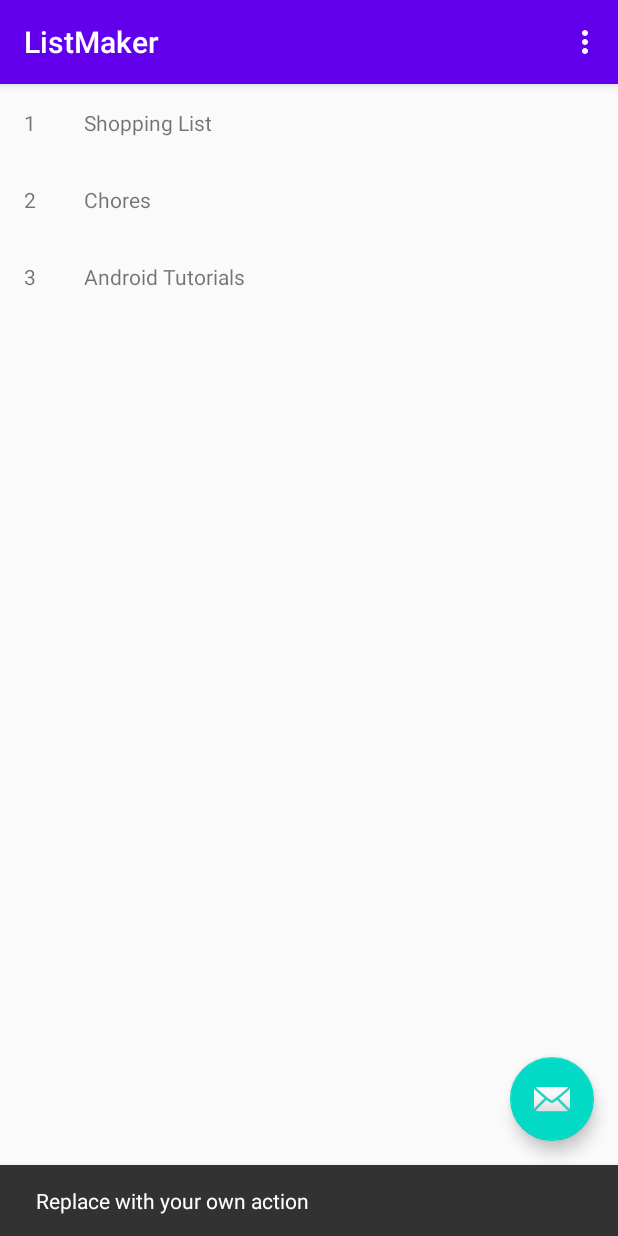
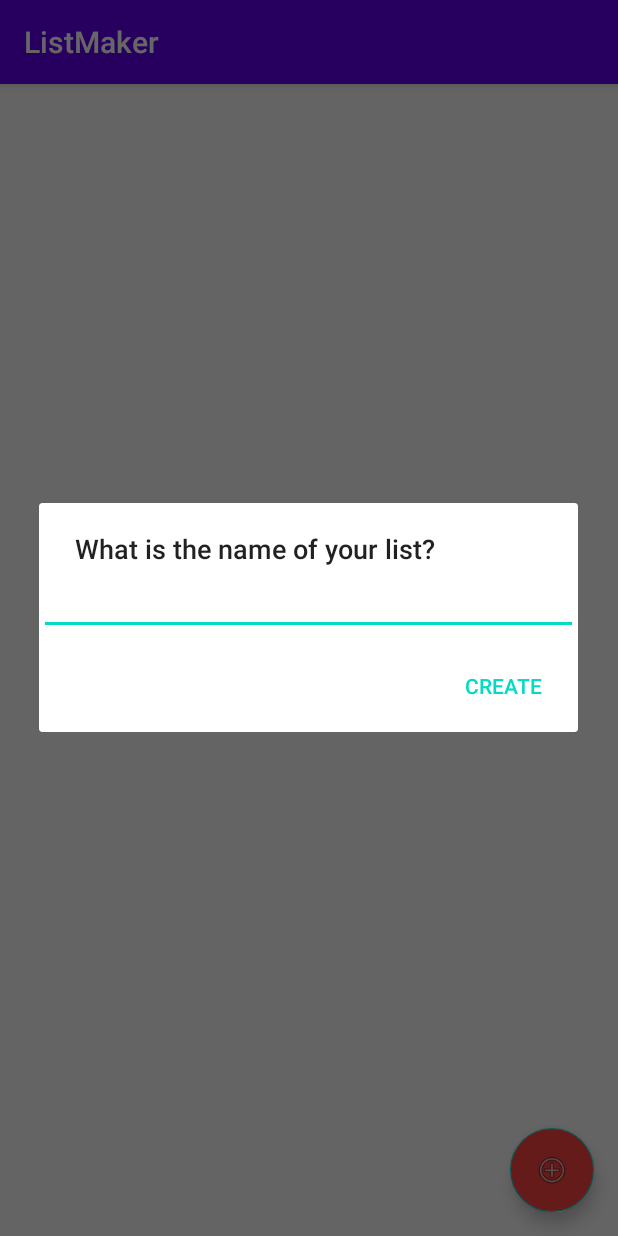
Before and after one commit to quocnb/Android-Apprentice, an Android app: the screen it shows after launch (MainActivity), after a tap on an icon or button, on a phone screen of 412 x 824 dp. Run offline under Robolectric (Android 15) with nearby library versions, the phone set to English and light mode, and no system bars.

Commit message:
Chapter 08: SharedPreferences

```diff
--- /dev/null
+++ b/ListMaker/app/src/main/java/com/quocnb/listmaker/ListDataManager.kt
@@ -0,0 +1,24 @@
+package com.quocnb.listmaker
+
+import android.content.Context
+import android.preference.PreferenceManager
+
+class ListDataManager(val context: Context) {
+    fun saveList(list: TaskList) {
+        val sharedPreferences = PreferenceManager.getDefaultSharedPreferences(context).edit()
+        sharedPreferences.putStringSet(list.name, list.tasks.toHashSet())
+        sharedPreferences.apply()
+    }
+
+    fun readList(): ArrayList<TaskList> {
+        val sharedPreferences = PreferenceManager.getDefaultSharedPreferences(context)
+        val sharedPreferenceContents = sharedPreferences.all
+        val taskLists = ArrayList<TaskList>()
+        for (taskList in sharedPreferenceContents) {
+            val itemsHashSet = taskList.value as HashSet<String>
+            val list = TaskList(taskList.key, ArrayList(itemsHashSet))
+            taskLists.add(list)
+        }
+        return taskLists
+    }
+}
--- a/ListMaker/app/src/main/java/com/quocnb/listmaker/ListSelectionRecyclerViewAdapter.kt
+++ b/ListMaker/app/src/main/java/com/quocnb/listmaker/ListSelectionRecyclerViewAdapter.kt
@@ -4,9 +4,7 @@ import android.view.LayoutInflater
 import android.view.ViewGroup
 import androidx.recyclerview.widget.RecyclerView
 
-class ListSelectionRecyclerViewAdapter: RecyclerView.Adapter<ListSelectionViewHolder>() {
-
-    private val listTitles = arrayOf("Shopping List", "Chores", "Android Tutorials")
+class ListSelectionRecyclerViewAdapter(val lists: ArrayList<TaskList>): RecyclerView.Adapter<ListSelectionViewHolder>() {
 
     override fun onCreateViewHolder(parent: ViewGroup, viewType: Int): ListSelectionViewHolder {
         val view = LayoutInflater.from(parent.context).inflate(
@@ -18,11 +16,16 @@ class ListSelectionRecyclerViewAdapter: RecyclerView.Adapter<ListSelectionViewHo
      }
 
     override fun getItemCount(): Int {
-        return listTitles.size
+        return lists.size
     }
 
     override fun onBindViewHolder(holder: ListSelectionViewHolder, position: Int) {
             holder.listPosition.text = (position + 1).toString()
-            holder.listTitle.text = listTitles[position]
+            holder.listTitle.text = lists[position].name
+    }
+
+    fun addList(list: TaskList) {
+        lists.add(list)
+        notifyDataSetChanged()
     }
 }
--- a/ListMaker/app/src/main/java/com/quocnb/listmaker/MainActivity.kt
+++ b/ListMaker/app/src/main/java/com/quocnb/listmaker/MainActivity.kt
@@ -1,10 +1,13 @@
  package com.quocnb.listmaker
 
 import android.os.Bundle
+import android.text.InputType
 import com.google.android.material.snackbar.Snackbar
 import androidx.appcompat.app.AppCompatActivity
 import android.view.Menu
 import android.view.MenuItem
+import android.widget.EditText
+import androidx.appcompat.app.AlertDialog
 import androidx.recyclerview.widget.LinearLayoutManager
 import androidx.recyclerview.widget.RecyclerView
 
@@ -13,19 +16,20 @@ import kotlinx.android.synthetic.main.activity_main.*
 class MainActivity : AppCompatActivity() {
 
     lateinit var listRecyclerView: RecyclerView
+    val listDataManager = ListDataManager(this)
 
     override fun onCreate(savedInstanceState: Bundle?) {
         super.onCreate(savedInstanceState)
         setContentView(R.layout.activity_main)
         setSupportActionBar(toolbar)
 
+        val lists = listDataManager.readList()
         listRecyclerView = findViewById(R.id.A01_list_recyclerview)
-        listRecyclerView.adapter = ListSelectionRecyclerViewAdapter()
+        listRecyclerView.adapter = ListSelectionRecyclerViewAdapter(lists)
         listRecyclerView.layoutManager = LinearLayoutManager(this)
 
-        fab.setOnClickListener { view ->
-            Snackbar.make(view, "Replace with your own action", Snackbar.LENGTH_LONG)
-                    .setAction("Action", null).show()
+        fab.setOnClickListener { _ ->
+            showCreateListDialog()
         }
     }
 
@@ -35,13 +39,21 @@ class MainActivity : AppCompatActivity() {
         return true
     }
 
-    override fun onOptionsItemSelected(item: MenuItem): Boolean {
-        // Handle action bar item clicks here. The action bar will
-        // automatically handle clicks on the Home/Up button, so long
-        // as you specify a parent activity in AndroidManifest.xml.
-        return when (item.itemId) {
-            R.id.action_settings -> true
-            else -> super.onOptionsItemSelected(item)
+    private fun showCreateListDialog() {
+        val dialogTitle = getString(R.string.A01_name_of_list)
+        val positiveButtonTitle = getString(R.string.A01_create_list)
+        val builder = AlertDialog.Builder(this)
+        val listTitleEditText = EditText(this)
+        listTitleEditText.inputType = InputType.TYPE_CLASS_TEXT
+        builder.setTitle(dialogTitle)
+        builder.setView(listTitleEditText)
+        builder.setPositiveButton(positiveButtonTitle) { dialog, _ ->
+            val list = TaskList(listTitleEditText.text.toString())
+            listDataManager.saveList(list)
+            val recyclerAdapter = listRecyclerView.adapter as ListSelectionRecyclerViewAdapter
+            recyclerAdapter.addList(list)
+            dialog.dismiss()
         }
+        builder.create().show()
     }
 }
--- /dev/null
+++ b/ListMaker/app/src/main/java/com/quocnb/listmaker/TaskList.kt
@@ -0,0 +1,4 @@
+package com.quocnb.listmaker
+
+class TaskList(val name: String, val tasks: ArrayList<String> = ArrayList<String>()) {
+}
--- a/ListMaker/app/src/main/res/layout/activity_main.xml
+++ b/ListMaker/app/src/main/res/layout/activity_main.xml
@@ -28,6 +28,7 @@
         android:layout_height="wrap_content"
         android:layout_gravity="bottom|end"
         android:layout_margin="@dimen/fab_margin"
-        app:srcCompat="@android:drawable/ic_dialog_email" />
+        android:backgroundTint="@android:color/holo_red_light"
+        app:srcCompat="@android:drawable/ic_menu_add" />
 
 </androidx.coordinatorlayout.widget.CoordinatorLayout>
--- a/ListMaker/app/src/main/res/menu/menu_main.xml
+++ b/ListMaker/app/src/main/res/menu/menu_main.xml
@@ -1,10 +1,4 @@
 <menu xmlns:android="http://schemas.android.com/apk/res/android"
     xmlns:app="http://schemas.android.com/apk/res-auto"
     xmlns:tools="http://schemas.android.com/tools"
-    tools:context="com.quocnb.listmaker.MainActivity">
-    <item
-        android:id="@+id/action_settings"
-        android:orderInCategory="100"
-        android:title="@string/action_settings"
-        app:showAsAction="never" />
-</menu>
+    tools:context="com.quocnb.listmaker.MainActivity"/>
--- a/ListMaker/app/src/main/res/values/strings.xml
+++ b/ListMaker/app/src/main/res/values/strings.xml
@@ -1,12 +1,5 @@
 <resources>
     <string name="app_name">ListMaker</string>
-    <string name="action_settings">Settings</string>
-    <!-- Strings used for fragments for navigation -->
-    <string name="first_fragment_label">First Fragment</string>
-    <string name="second_fragment_label">Second Fragment</string>
-    <string name="next">Next</string>
-    <string name="previous">Previous</string>
-
-    <string name="hello_first_fragment">Hello first fragment</string>
-    <string name="hello_second_fragment">Hello second fragment. Arg: %1$s</string>
+    <string name="A01_name_of_list">What is the name of your list?</string>
+    <string name="A01_create_list">Create</string>
 </resources>
```
